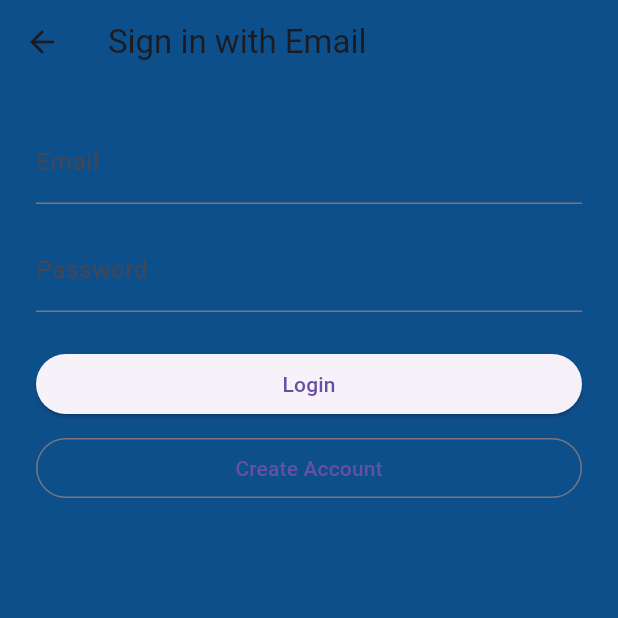
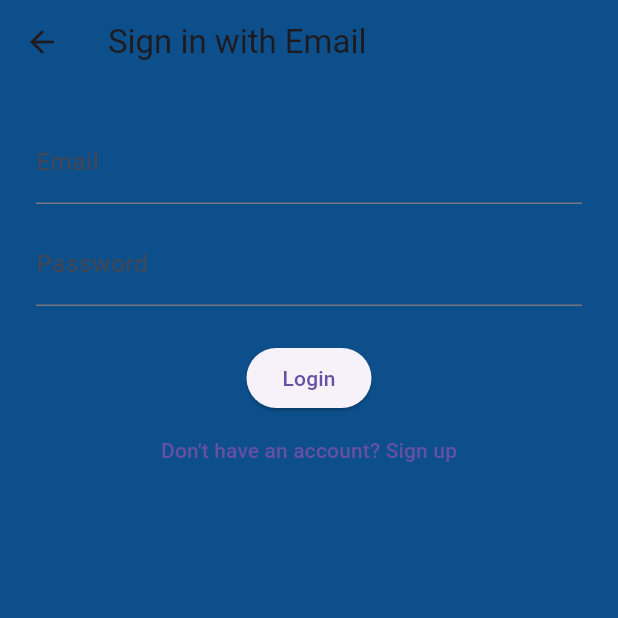
Before and after one commit to Begumdmrdv/vibescape_app, a Flutter app: the EmailAuthScreen screen opened directly, on a phone screen of 412 x 824 dp, the top half of it. Run offline on Flutter 3.47's test engine with Material 3 defaults, Android fonts, the phone set to English and light mode, and no system bars; our stand-ins replace firebase_auth, firebase_core, google_sign_in; accounts and stored records are empty.

Commit message:
Update email_auth_screen.dart

```diff
--- a/lib/screens/email_auth_screen.dart
+++ b/lib/screens/email_auth_screen.dart
@@ -10,48 +10,45 @@ class EmailAuthScreen extends StatefulWidget {
 }
 
 class _EmailAuthScreenState extends State<EmailAuthScreen> {
-  final _emailController = TextEditingController();
-  final _passwordController = TextEditingController();
-  bool _isLoading = false;
-  final _authService = AuthService();
+  final _emailCtrl = TextEditingController();
+  final _passwordCtrl = TextEditingController();
+  bool _isLogin = true;
+  bool _loading = false;
 
-  Future<void> _login() async {
-    setState(() => _isLoading = true);
-    final user = await _authService.signInWithEmail(
-      _emailController.text.trim(),
-      _passwordController.text.trim(),
-    );
-    setState(() => _isLoading = false);
+  @override
+  void dispose() {
+    _emailCtrl.dispose();
+    _passwordCtrl.dispose();
+    super.dispose();
+  }
 
-    if (user != null && mounted) {
+  Future<void> _submit() async {
+    setState(() => _loading = true);
+    try {
+      final auth = AuthService();
+      if (_isLogin) {
+        await auth.signInWithEmail(
+          _emailCtrl.text.trim(),
+          _passwordCtrl.text.trim(),
+        );
+      } else {
+        await auth.signUpWithEmail(
+          _emailCtrl.text.trim(),
+          _passwordCtrl.text.trim(),
+        );
+      }
+
+      if (!mounted) return;
       Navigator.pushReplacement(
         context,
         MaterialPageRoute(builder: (_) => const MoodScreen()),
       );
-    } else {
+    } catch (e) {
       ScaffoldMessenger.of(context).showSnackBar(
-        const SnackBar(content: Text('Login failed')),
+        SnackBar(content: Text('Auth failed: $e')),
       );
-    }
-  }
-
-  Future<void> _signUp() async {
-    setState(() => _isLoading = true);
-    final user = await _authService.signUpWithEmail(
-      _emailController.text.trim(),
-      _passwordController.text.trim(),
-    );
-    setState(() => _isLoading = false);
-
-    if (user != null && mounted) {
-      Navigator.pushReplacement(
-        context,
-        MaterialPageRoute(builder: (_) => const MoodScreen()),
-      );
-    } else {
-      ScaffoldMessenger.of(context).showSnackBar(
-        const SnackBar(content: Text('Sign up failed')),
-      );
+    } finally {
+      if (mounted) setState(() => _loading = false);
     }
   }
 
@@ -59,7 +56,7 @@ class _EmailAuthScreenState extends State<EmailAuthScreen> {
   Widget build(BuildContext context) {
     return Scaffold(
       appBar: AppBar(
-        title: const Text('Sign in with Email'),
+        title: Text(_isLogin ? 'Sign in with Email' : 'Sign up'),
         backgroundColor: const Color(0xFF0D4F8B),
       ),
       body: Padding(
@@ -67,35 +64,33 @@ class _EmailAuthScreenState extends State<EmailAuthScreen> {
         child: Column(
           children: [
             TextField(
-              controller: _emailController,
+              controller: _emailCtrl,
               decoration: const InputDecoration(labelText: 'Email'),
             ),
-            const SizedBox(height: 16),
+            const SizedBox(height: 12),
             TextField(
-              controller: _passwordController,
+              controller: _passwordCtrl,
               decoration: const InputDecoration(labelText: 'Password'),
               obscureText: true,
             ),
             const SizedBox(height: 24),
-            if (_isLoading)
+            if (_loading)
               const CircularProgressIndicator()
-            else ...[
-              SizedBox(
-                width: double.infinity,
-                child: ElevatedButton(
-                  onPressed: _login,
-                  child: const Text('Login'),
-                ),
+            else
+              ElevatedButton(
+                onPressed: _submit,
+                child: Text(_isLogin ? 'Login' : 'Sign up'),
               ),
-              const SizedBox(height: 8),
-              SizedBox(
-                width: double.infinity,
-                child: OutlinedButton(
-                  onPressed: _signUp,
-                  child: const Text('Create Account'),
-                ),
+            TextButton(
+              onPressed: () {
+                setState(() => _isLogin = !_isLogin);
+              },
+              child: Text(
+                _isLogin
+                    ? "Don't have an account? Sign up"
+                    : 'Already have an account? Login',
               ),
-            ],
+            ),
           ],
         ),
       ),
```
